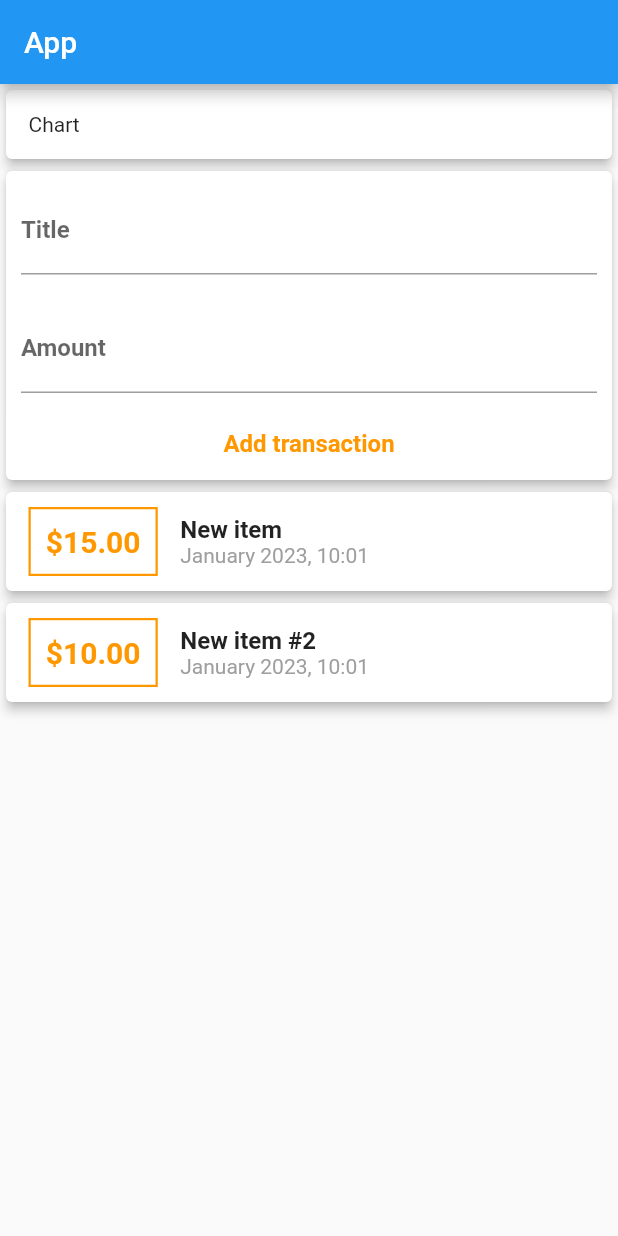
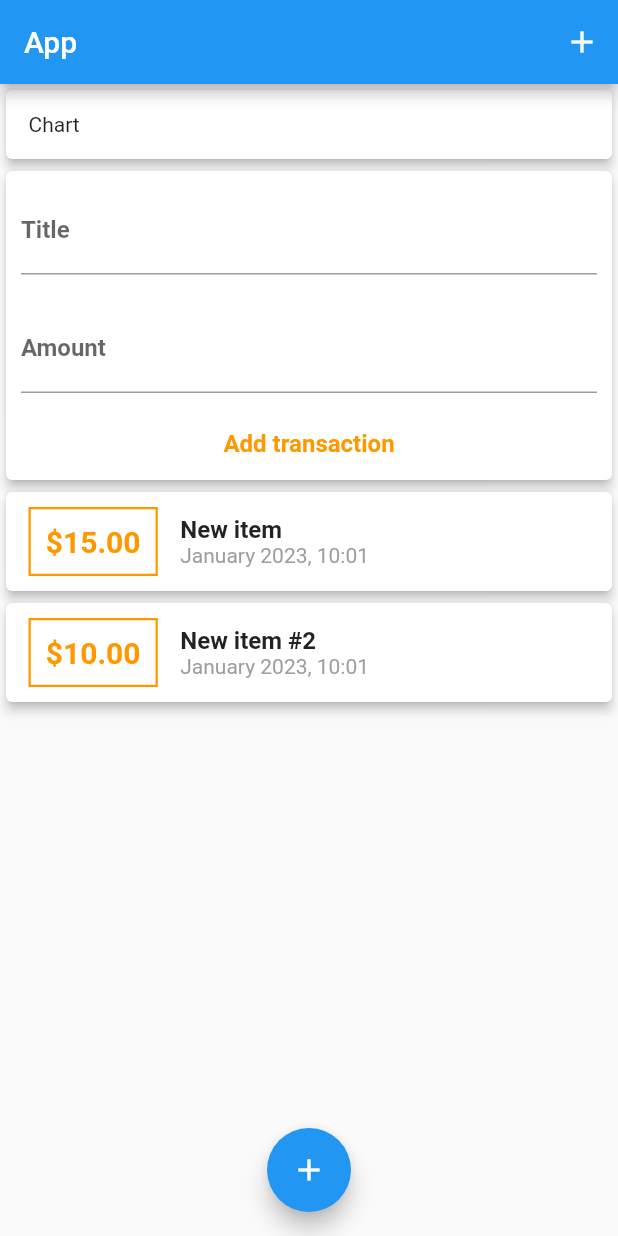
Before and after one commit to CircleHP/flutter-expenses-app, a Flutter app: the screen it shows after launch, on a phone screen of 412 x 824 dp. Run offline on Flutter 3.47's test engine with Material 2 defaults, Android fonts, the phone set to English and light mode, and no system bars.

Commit message:
Internal: Prepare buttons to trigger modal

```diff
--- a/lib/pages/home.dart
+++ b/lib/pages/home.dart
@@ -8,7 +8,15 @@ class HomePage extends StatelessWidget {
   @override
   Widget build(BuildContext context) {
     return Scaffold(
-      appBar: AppBar(title: const Text('App')),
+      appBar: AppBar(
+        title: const Text('App'),
+        actions: [
+          IconButton(
+            onPressed: () {},
+            icon: const Icon(Icons.add),
+          ),
+        ],
+      ),
       body: SingleChildScrollView(
         child: Column(
           children: const [
@@ -26,6 +34,11 @@ class HomePage extends StatelessWidget {
           ],
         ),
       ),
+      floatingActionButtonLocation: FloatingActionButtonLocation.centerFloat,
+      floatingActionButton: FloatingActionButton(
+        onPressed: () {},
+        child: const Icon(Icons.add),
+      ),
     );
   }
 }
```
